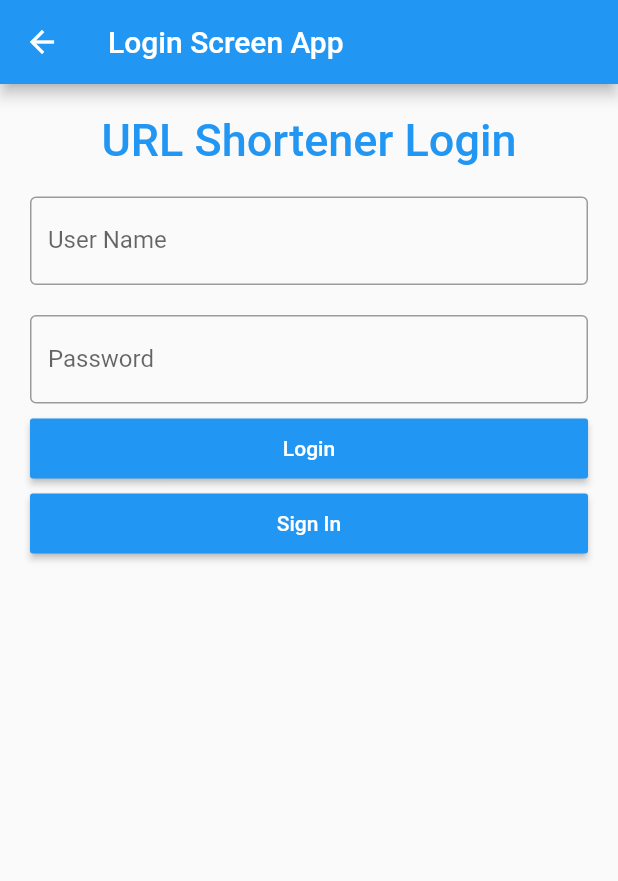
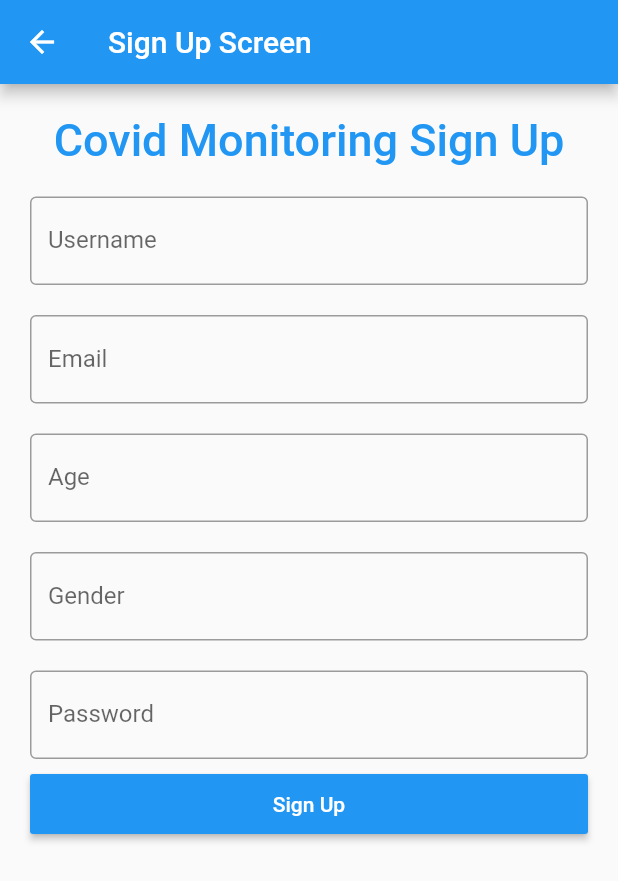
Before and after one commit to ielmas/CS458-Project4-Flutter, a Flutter app: the SignupPage screen opened directly, on a phone screen of 412 x 824 dp. Shown: the top 881 px of the screen. Run offline on Flutter 3.47's test engine with Material 2 defaults, Android fonts, the phone set to English and light mode, and no system bars.

Commit message:
sign up is done

```diff
--- a/cs458_project4_flutter/lib/login.dart
+++ b/cs458_project4_flutter/lib/login.dart
@@ -1,7 +1,6 @@
 import 'package:flutter/material.dart';
 import 'symtom_page.dart';
 import 'sign_up.dart';
-import 'package:flutter/material.dart';
 
 void main() {
   runApp(MyApp2());
@@ -92,7 +91,7 @@ class _State extends State<URLPage> {
                     child: RaisedButton(
                       textColor: Colors.white,
                       color: Colors.blue,
-                      child: Text('Sign In'),
+                      child: Text('Sign Up'),
                       onPressed: () {
                         //signup screen
                         Navigator.push(
--- a/cs458_project4_flutter/lib/sign_up.dart
+++ b/cs458_project4_flutter/lib/sign_up.dart
@@ -1,4 +1,8 @@
+import 'package:cs458_project4_flutter/login.dart';
+import 'package:cs458_project4_flutter/symtom_page.dart';
 import 'package:flutter/material.dart';
+import 'package:http/http.dart' as http;
+import 'dart:convert';
 
 class SignupPage extends StatefulWidget {
   @override
@@ -6,14 +10,55 @@ class SignupPage extends StatefulWidget {
 }
 
 class _State extends State<SignupPage> {
-  TextEditingController nameController = TextEditingController();
+  TextEditingController usernameController = TextEditingController();
   TextEditingController passwordController = TextEditingController();
+  TextEditingController ageController = TextEditingController();
+  TextEditingController emailController = TextEditingController();
+  TextEditingController genderController = TextEditingController();
+  void __Sign_up__() async {
+    try {
+      var url = Uri.parse('http://localhost:8080/api/users');
+      var urlHeroku =
+          Uri.parse('http://auth-service-cloud.herokuapp.com/api/users');
+      var requestBody = {
+        "username": usernameController.text,
+        "password": passwordController.text,
+        "age": ageController.text,
+        "gender": genderController.text,
+        "email": emailController.text,
+      };
+      print(requestBody);
+
+      var response = await http.post(
+        url,
+        headers: {
+          "Content-Type": "application/json",
+          //"Access-Control-Allow-Origin": "*",
+          //"Access-Control-Allow-Methods":
+          //    "POST, GET, OPTIONS, PUT, DELETE, HEAD",
+        },
+        body: json.encoder.convert(requestBody),
+      );
+      print('Response status: ${response.statusCode}');
+      print('Response body: ${response.body}');
+
+      final res_body = jsonDecode(response.body);
+      Navigator.push(
+        context,
+        MaterialPageRoute(builder: (context) => MyApp2()),
+      );
+      //print(res_body['originalURL']);
+      setState(() {});
+    } catch (e) {
+      print(e.message);
+    }
+  }
 
   @override
   Widget build(BuildContext context) {
     return Scaffold(
         appBar: AppBar(
-          title: Text('Login Screen App'),
+          title: Text('Sign Up Screen'),
         ),
         body: Padding(
             padding: EdgeInsets.all(10),
@@ -23,7 +68,7 @@ class _State extends State<SignupPage> {
                     alignment: Alignment.center,
                     padding: EdgeInsets.all(10),
                     child: Text(
-                      'URL Shortener Login',
+                      'Covid Monitoring Sign Up',
                       style: TextStyle(
                           color: Colors.blue,
                           fontWeight: FontWeight.w500,
@@ -32,10 +77,40 @@ class _State extends State<SignupPage> {
                 Container(
                   padding: EdgeInsets.all(10),
                   child: TextField(
-                    controller: nameController,
+                    controller: usernameController,
                     decoration: InputDecoration(
                       border: OutlineInputBorder(),
-                      labelText: 'User Name',
+                      labelText: 'Username',
+                    ),
+                  ),
+                ),
+                Container(
+                  padding: EdgeInsets.all(10),
+                  child: TextField(
+                    controller: emailController,
+                    decoration: InputDecoration(
+                      border: OutlineInputBorder(),
+                      labelText: 'Email',
+                    ),
+                  ),
+                ),
+                Container(
+                  padding: EdgeInsets.all(10),
+                  child: TextField(
+                    controller: ageController,
+                    decoration: InputDecoration(
+                      border: OutlineInputBorder(),
+                      labelText: 'Age',
+                    ),
+                  ),
+                ),
+                Container(
+                  padding: EdgeInsets.all(10),
+                  child: TextField(
+                    controller: genderController,
+                    decoration: InputDecoration(
+                      border: OutlineInputBorder(),
+                      labelText: 'Gender',
                     ),
                   ),
                 ),
@@ -57,27 +132,8 @@ class _State extends State<SignupPage> {
                     child: RaisedButton(
                       textColor: Colors.white,
                       color: Colors.blue,
-                      child: Text('Login'),
-                      onPressed: () {
-                        print(nameController.text);
-                        print(passwordController.text);
-                      },
-                    )),
-                Container(
-                    height: 50,
-                    padding: EdgeInsets.fromLTRB(10, 10, 10, 0),
-                    // ignore: deprecated_member_use
-                    child: RaisedButton(
-                      textColor: Colors.white,
-                      color: Colors.blue,
-                      child: Text('Sign In'),
-                      onPressed: () {
-                        //signup screen
-                        Navigator.push(
-                          context,
-                          MaterialPageRoute(builder: (context) => SignupPage()),
-                        );
-                      },
+                      child: Text('Sign Up'),
+                      onPressed: __Sign_up__,
                     )),
               ],
             )));
--- a/cs458_project4_flutter/pubspec.yaml
+++ b/cs458_project4_flutter/pubspec.yaml
@@ -21,6 +21,7 @@ environment:
   sdk: ">=2.7.0 <3.0.0"
 
 dependencies:
+  http: ^0.13.1
   flutter:
     sdk: flutter
 
```
Also changed, not shown: cs458_project4_flutter/pubspec.lock, 1 other file.
